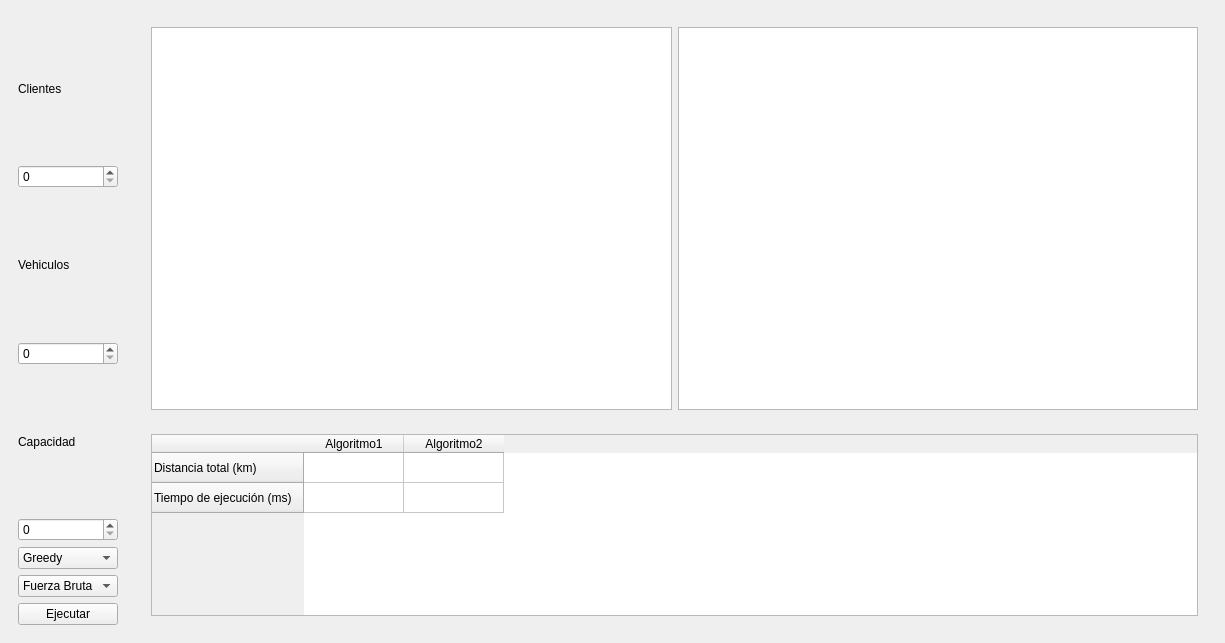
First picture: the form in ui/mainwindow.ui, repository manueeel202x/CVRP_Proyecto, before the edit.
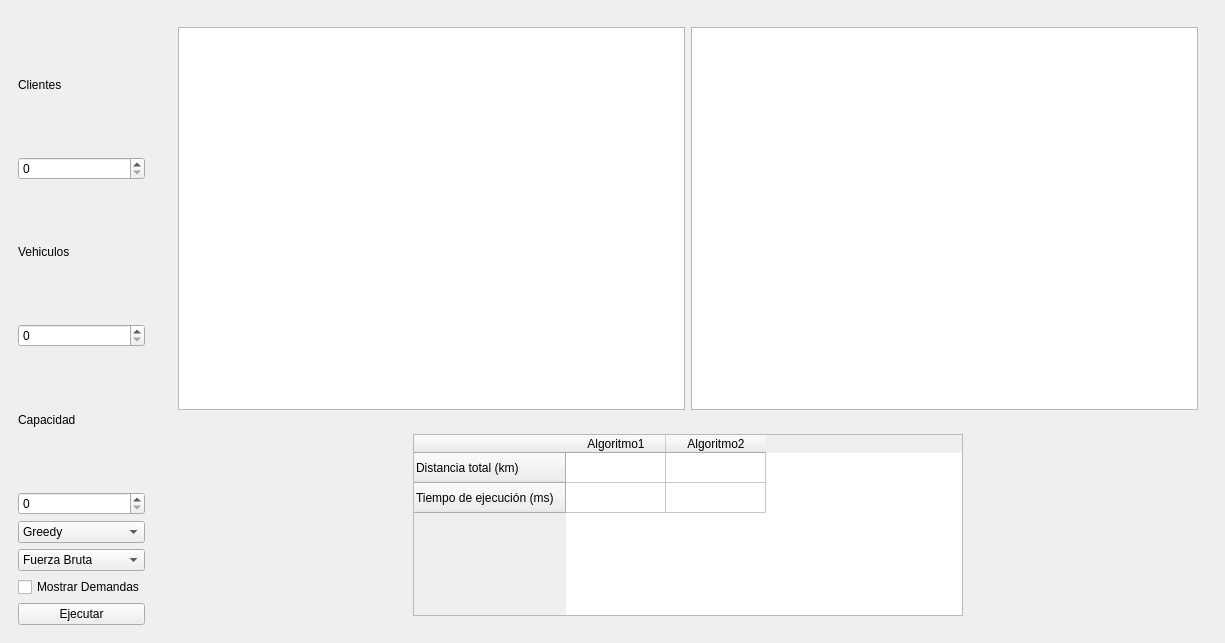
Second picture: the form after the edit.

Commit message: cambios en la interfaz: nodos con demanda respectiva, mayor tamaño

```diff
--- a/ui/mainwindow.ui
+++ b/ui/mainwindow.ui
@@ -94,6 +94,13 @@
          </item>
         </widget>
        </item>
+       <item>
+        <widget class="QCheckBox" name="chkMostrarDemandas">
+         <property name="text">
+          <string>Mostrar Demandas</string>
+         </property>
+        </widget>
+       </item>
        <item>
         <widget class="QPushButton" name="btnEjecutar">
          <property name="text">
@@ -181,11 +188,11 @@
           </size>
          </property>
          <layout class="QHBoxLayout" name="horizontalLayout_3">
-          <item>
+          <item alignment="Qt::AlignmentFlag::AlignHCenter|Qt::AlignmentFlag::AlignVCenter">
            <widget class="QTableWidget" name="tablaResultados">
             <property name="minimumSize">
              <size>
-              <width>0</width>
+              <width>550</width>
               <height>0</height>
              </size>
             </property>
```
The commit also changes 10 other files.
